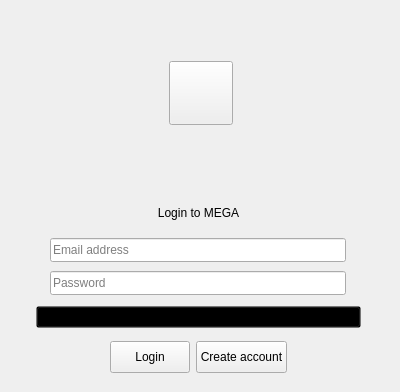
Above: src/MEGASync/gui/linux/GuestWidget.ui from meganz/MEGAsync before the change. Below: the same form after it.
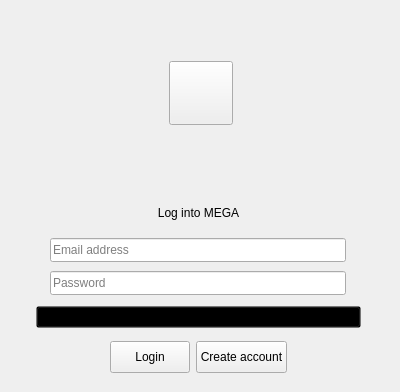
That is the form after the change. The open tabs and pages were chosen to show the change. Icons and pictures are not drawn.

```diff
--- a/src/MEGASync/gui/linux/GuestWidget.ui
+++ b/src/MEGASync/gui/linux/GuestWidget.ui
@@ -513,7 +513,7 @@
                           <enum>Qt::NoFocus</enum>
                          </property>
                          <property name="text">
-                          <string>Login to MEGA</string>
+                          <string>Log into MEGA</string>
                          </property>
                          <property name="alignment">
                           <set>Qt::AlignCenter</set>
```
